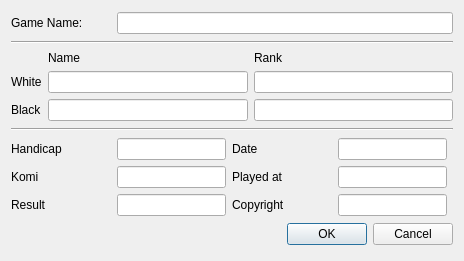
Above: src/board/gameinfo.ui from pzorin/qgo before the change. Below: the same form after it.
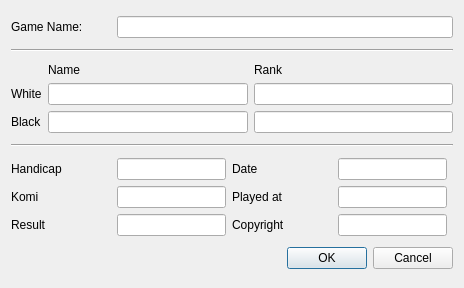
That is the form after the change.

```diff
--- a/src/board/gameinfo.ui
+++ b/src/board/gameinfo.ui
@@ -7,7 +7,7 @@
     <x>0</x>
     <y>0</y>
     <width>464</width>
-    <height>261</height>
+    <height>288</height>
    </rect>
   </property>
   <property name="windowTitle">
```
Left out of the diff: 2 changed lines with no effect on the pictures.
